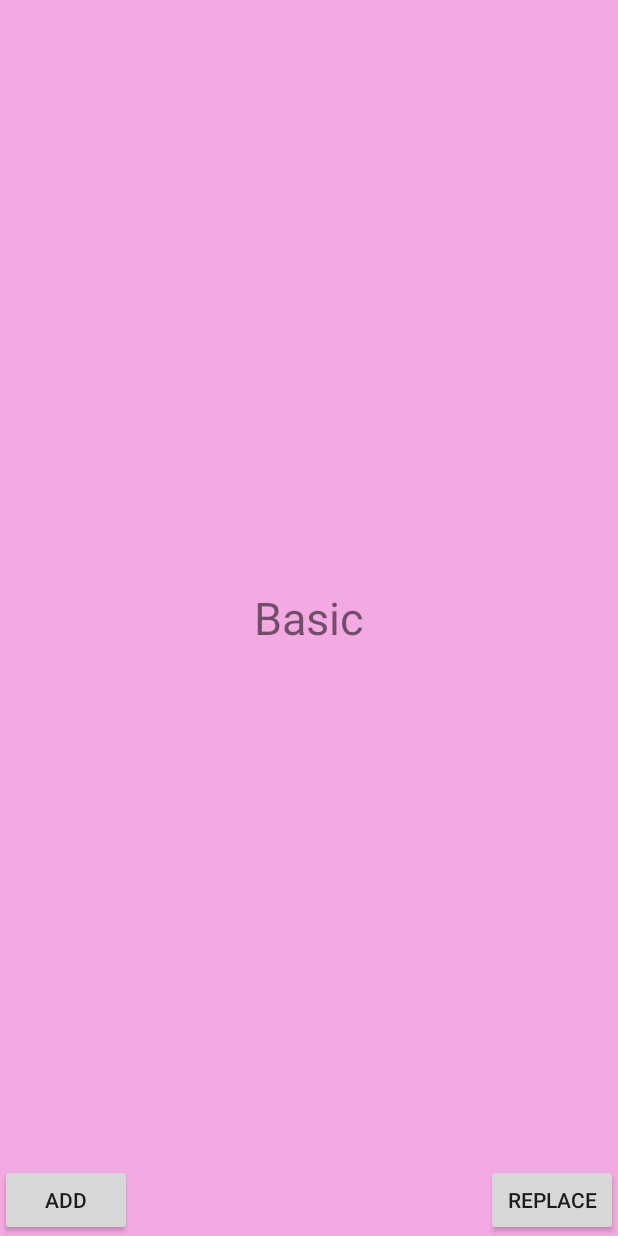
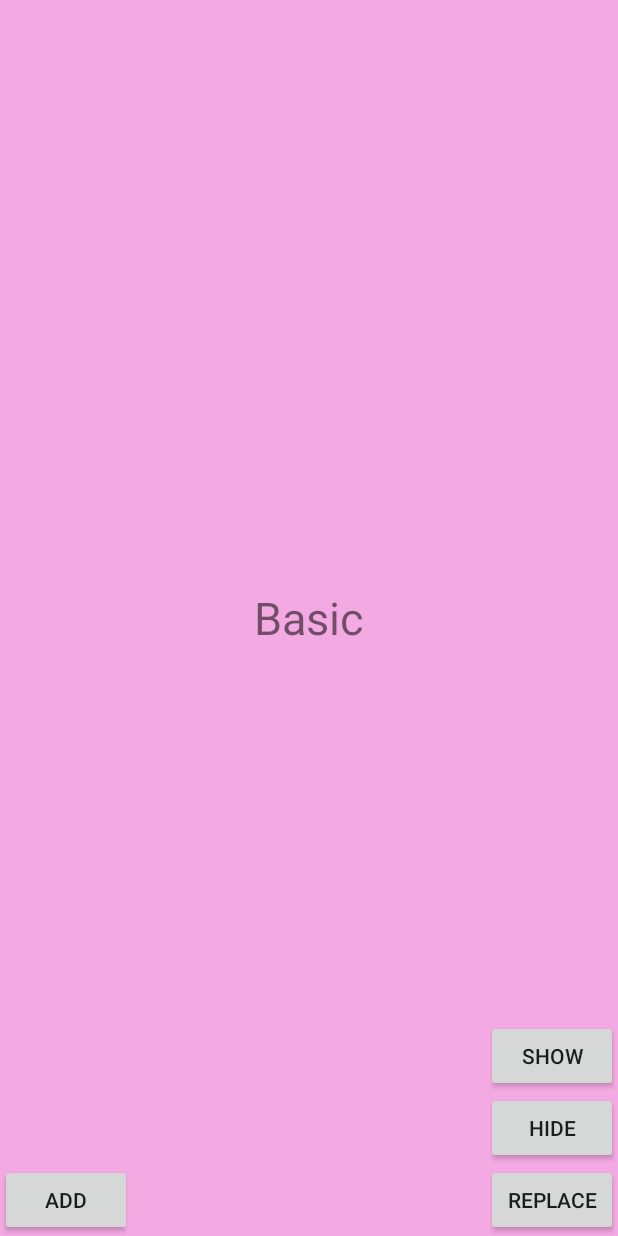
Before and after one commit to hswoo8/DevApplication, an Android app: the screen it shows after launch (ContainerActivity), on a phone screen of 412 x 824 dp. Run offline under Robolectric (Android 15) with nearby library versions, the phone set to English and light mode, and no system bars; our stand-ins replace ButterKnife; pictures from the network do not load.

Commit message:
fragment animation

```diff
--- a/app/src/main/java/com/example/myapplication/fragment/ContainerActivity.kt
+++ b/app/src/main/java/com/example/myapplication/fragment/ContainerActivity.kt
@@ -5,6 +5,7 @@ import android.os.Bundle
 import android.util.Log
 import androidx.fragment.app.Fragment
 import androidx.fragment.app.FragmentManager
+import androidx.fragment.app.FragmentManager.POP_BACK_STACK_INCLUSIVE
 import butterknife.BindView
 import butterknife.ButterKnife
 import butterknife.OnClick
@@ -24,6 +25,28 @@ class ContainerActivity : AppCompatActivity(), FragmentLaunchInterface {
         onReplace(ChildFragment.newInstance(), true)
     }
 
+
+    @OnClick(R.id.show_button)
+    fun onClickShowButton() {
+        supportFragmentManager.beginTransaction()
+            .setCustomAnimations(R.anim.slide_in_top, 0,
+                0, 0)
+            .show(supportFragmentManager.fragments.last())
+            .commit()
+    }
+
+    @OnClick(R.id.hide_button)
+    fun onCLickHideButton() {
+        supportFragmentManager.beginTransaction()
+            .setCustomAnimations(
+                0, R.anim.slide_out_top,
+                0, 0
+            )
+            .hide(supportFragmentManager.fragments.last())
+            .commit()
+
+    }
+
     override fun onCreate(savedInstanceState: Bundle?) {
         super.onCreate(savedInstanceState)
         setContentView(R.layout.activity_container)
@@ -32,23 +55,63 @@ class ContainerActivity : AppCompatActivity(), FragmentLaunchInterface {
     }
 
     override fun onAdd(fragment: AbstractFragment, addBackStack: Boolean) {
-        supportFragmentManager.beginTransaction()
-            .add(R.id.fragment_container, fragment, fragment.TAG + supportFragmentManager.fragments.size)
+        val findFragmentByTag = supportFragmentManager.findFragmentByTag(fragment.TAG)
+        val beginTransaction = supportFragmentManager.beginTransaction()
+        val customAnimations = beginTransaction
+            .setCustomAnimations(
+                R.anim.slide_in_bottom, R.anim.slide_out_top,
+                R.anim.slide_in_left, R.anim.slide_out_bottom
+            )
+        if (findFragmentByTag != null) {
+            beginTransaction
+                .setCustomAnimations(
+                    R.anim.slide_in_bottom, 0,
+                    0, 0
+                )
+                .show(findFragmentByTag!!)
+                .commit()
+            return
+        }
+        beginTransaction
+            .setCustomAnimations(
+                R.anim.slide_in_bottom, R.anim.slide_out_top,
+                R.anim.slide_in_left, R.anim.slide_out_bottom
+            )
+            .add(
+                R.id.fragment_container, fragment,
+                fragment.TAG
+            )
+            .addToBackStack(fragment.TAG)
             .commit()
     }
 
     override fun onReplace(fragment: AbstractFragment, backStack: Boolean) {
         supportFragmentManager.beginTransaction()
+            .setCustomAnimations(
+                R.anim.slide_in_bottom,
+                R.anim.fade_out,
+                0,
+                R.anim.slide_out_bottom
+            )
             .replace(R.id.fragment_container, fragment, fragment.TAG)
+            .addToBackStack(fragment.TAG)
             .commit()
     }
 
     override fun onBackPressed() {
-        if ((supportFragmentManager.fragments.size > 0)) {
-            val last = supportFragmentManager.fragments.last()
-            supportFragmentManager.beginTransaction()
-                .remove(last)
-                .commit()
+//        if ((supportFragmentManager.fragments.size > 0)) {
+//            val last = supportFragmentManager.fragments.last()
+//            supportFragmentManager.beginTransaction()
+//                .remove(last)
+//                .commit()
+//            return
+//        }
+
+        if ((supportFragmentManager.backStackEntryCount > 0)) {
+            supportFragmentManager.popBackStack(
+                supportFragmentManager.fragments.last().tag,
+                POP_BACK_STACK_INCLUSIVE
+            )
             return
         }
 
--- /dev/null
+++ b/app/src/main/res/anim/fade_in.xml
@@ -0,0 +1,6 @@
+<?xml version="1.0" encoding="utf-8"?>
+<set xmlns:android="http://schemas.android.com/apk/res/android">
+    <alpha android:duration="350"
+            android:fromAlpha="0.0"
+            android:toAlpha="1.0" />
+</set>
--- /dev/null
+++ b/app/src/main/res/anim/fade_out.xml
@@ -0,0 +1,6 @@
+<?xml version="1.0" encoding="utf-8"?>
+<set xmlns:android="http://schemas.android.com/apk/res/android">
+    <alpha android:duration="350"
+            android:fromAlpha="1.0"
+            android:toAlpha="0.0" />
+</set>
--- /dev/null
+++ b/app/src/main/res/anim/slide_in_bottom.xml
@@ -0,0 +1,8 @@
+<?xml version="1.0" encoding="utf-8"?>
+<set xmlns:android="http://schemas.android.com/apk/res/android">
+    <translate xmlns:android="http://schemas.android.com/apk/res/android"
+            android:duration="350"
+            android:fromYDelta="100%"
+            android:interpolator="@android:anim/decelerate_interpolator"
+            android:toYDelta="0" />
+</set>
--- /dev/null
+++ b/app/src/main/res/anim/slide_in_left.xml
@@ -0,0 +1,8 @@
+<?xml version="1.0" encoding="utf-8"?>
+<set xmlns:android="http://schemas.android.com/apk/res/android">
+    <translate xmlns:android="http://schemas.android.com/apk/res/android"
+            android:duration="250"
+            android:fromXDelta="-100%"
+            android:interpolator="@android:anim/decelerate_interpolator"
+            android:toXDelta="0%" />
+</set>
--- /dev/null
+++ b/app/src/main/res/anim/slide_in_top.xml
@@ -0,0 +1,8 @@
+<?xml version="1.0" encoding="utf-8"?>
+<set xmlns:android="http://schemas.android.com/apk/res/android">
+    <translate xmlns:android="http://schemas.android.com/apk/res/android"
+            android:duration="350"
+            android:fromYDelta="-100%"
+            android:interpolator="@android:anim/decelerate_interpolator"
+            android:toYDelta="0%" />
+</set>
--- /dev/null
+++ b/app/src/main/res/anim/slide_out_bottom.xml
@@ -0,0 +1,8 @@
+<?xml version="1.0" encoding="utf-8"?>
+<set xmlns:android="http://schemas.android.com/apk/res/android">
+    <translate xmlns:android="http://schemas.android.com/apk/res/android"
+            android:duration="350"
+            android:fromYDelta="0%"
+            android:interpolator="@android:anim/decelerate_interpolator"
+            android:toYDelta="100%" />
+</set>
--- /dev/null
+++ b/app/src/main/res/anim/slide_out_top.xml
@@ -0,0 +1,8 @@
+<?xml version="1.0" encoding="utf-8"?>
+<set xmlns:android="http://schemas.android.com/apk/res/android">
+    <translate xmlns:android="http://schemas.android.com/apk/res/android"
+            android:duration="350"
+            android:fromYDelta="0%"
+            android:interpolator="@android:anim/decelerate_interpolator"
+            android:toYDelta="-100%" />
+</set>
--- a/app/src/main/res/layout/activity_container.xml
+++ b/app/src/main/res/layout/activity_container.xml
@@ -20,6 +20,22 @@
             app:layout_constraintLeft_toLeftOf="parent" />
 
     <Button
+            android:id="@+id/show_button"
+            app:layout_constraintRight_toRightOf="parent"
+            app:layout_constraintBottom_toTopOf="@id/hide_button"
+            android:layout_width="wrap_content"
+            android:layout_height="wrap_content"
+            android:text="show" />
+
+    <Button
+            android:id="@+id/hide_button"
+            android:layout_width="wrap_content"
+            android:layout_height="wrap_content"
+            android:text="hide"
+            app:layout_constraintBottom_toTopOf="@id/replace_button"
+            app:layout_constraintRight_toRightOf="parent" />
+
+    <Button
             android:id="@+id/replace_button"
             android:layout_width="wrap_content"
             android:layout_height="wrap_content"
```
Also changed, not shown: app/src/main/res/anim/slide_in_right.xml (added, +8 -0 lines), app/src/main/res/anim/slide_out_left.xml (added, +8 -0 lines), app/src/main/res/anim/slide_out_right.xml (added, +8 -0 lines).
